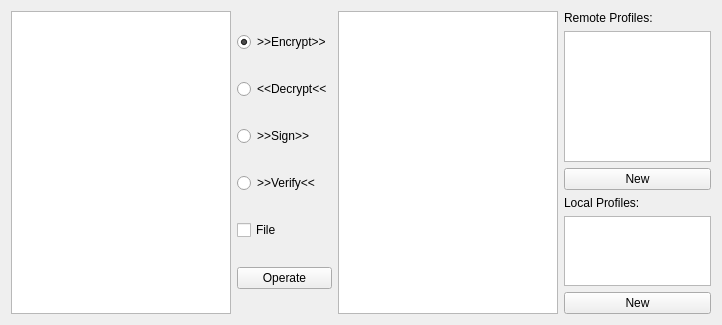
Above: keyacid/widget.ui from keyacid/keyacid before the change. Below: the same form after it.
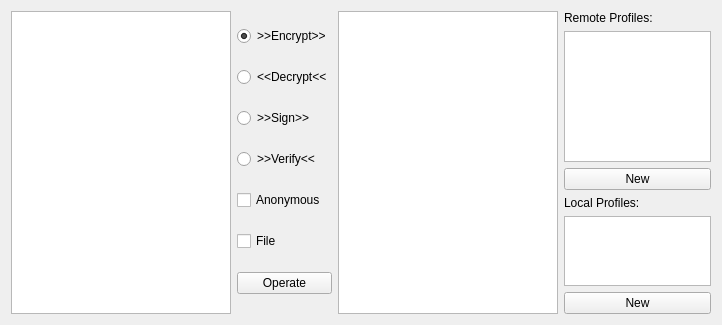
That is the form after the change.

Commit message: Refactor & add anonymous encryption

```diff
--- a/keyacid/widget.ui
+++ b/keyacid/widget.ui
@@ -50,6 +50,13 @@
        </property>
       </widget>
      </item>
+     <item>
+      <widget class="QCheckBox" name="anonymous">
+       <property name="text">
+        <string>Anonymous</string>
+       </property>
+      </widget>
+     </item>
      <item>
       <widget class="QCheckBox" name="file">
        <property name="text">
```
The commit also changes 4 other files.
